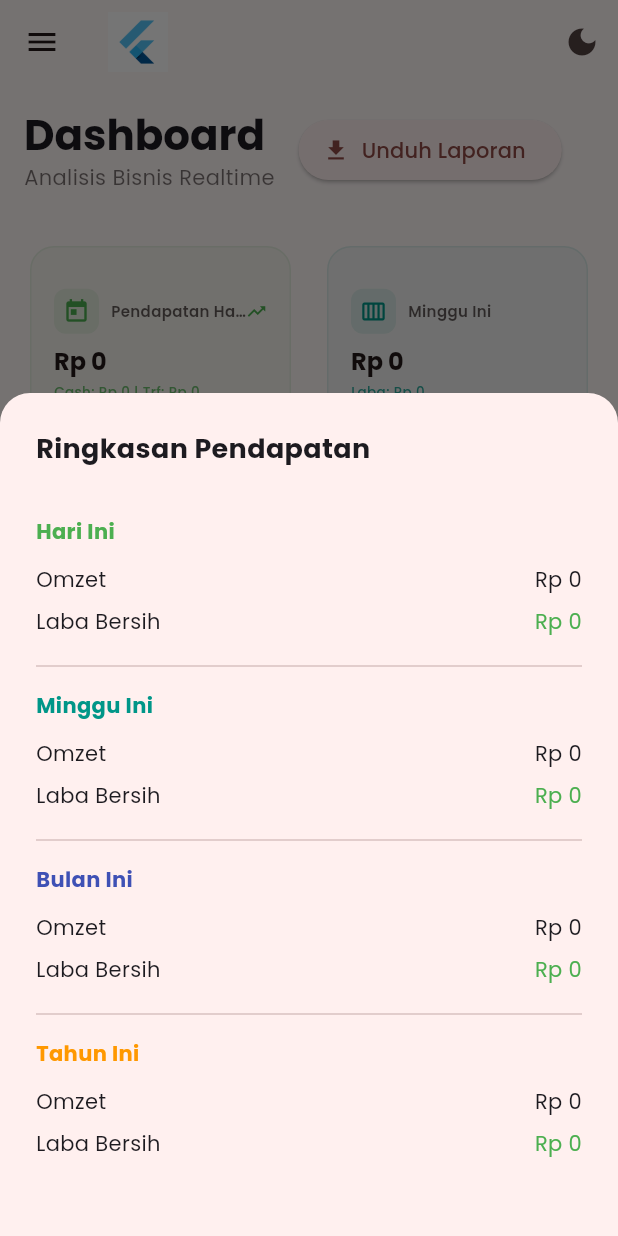
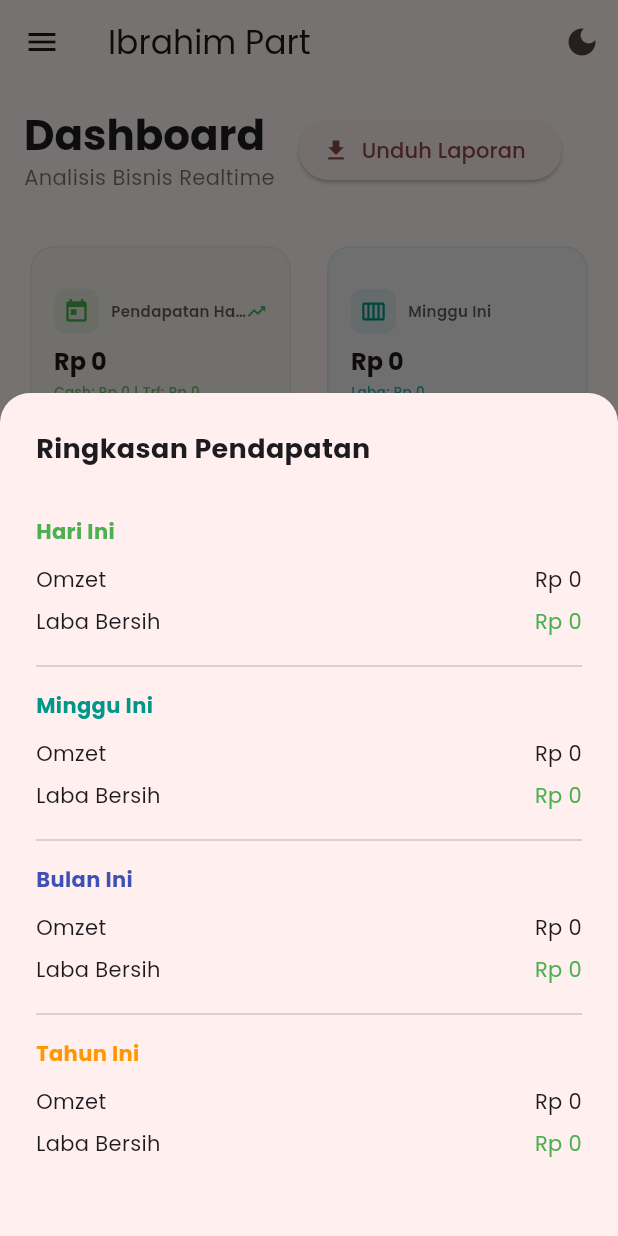
Before and after one commit to mountalgoid/kasirmotor, a Flutter app: the screen it shows after launch, after a tap on "Pendapatan Hari Ini", on a phone screen of 412 x 824 dp. Run offline on Flutter 3.47's test engine with Material 3 defaults, Android fonts, the phone set to English and light mode, and no system bars; our stand-ins replace fl_chart, google_fonts, image_picker, pdf, printing, shared_preferences; accounts and stored records are empty.

Commit message:
fix: revert branding to "Ibrahim Part" and enhance dashboard analytics
- Reverted all "Bengkel Pro" text branding to "Ibrahim Part".
- Replaced the default/incorrect logo with themed motorcycle icons across all branding surfaces (Splash, Sidebar, AppBar).
- Updated Dashboard cards with real-time net profit (Laba Bersih) metrics for Week, Month, and Year.
- Enhanced Dashboard "Pendapatan Hari Ini" with Cash vs. Transfer breakdowns.
- Fixed mobile responsiveness for data tables and updated widget tests.

Co-authored-by: mountalgoid <255327229+mountalgoid@users.noreply.github.com>

```diff
--- a/lib/main.dart
+++ b/lib/main.dart
@@ -24,7 +24,7 @@ class BengkelProApp extends StatelessWidget {
       child: Consumer<ThemeProvider>(
         builder: (context, themeProvider, child) {
           return MaterialApp(
-            title: 'Bengkel Pro',
+            title: 'Ibrahim Part',
             debugShowCheckedModeBanner: false,
             themeMode: themeProvider.themeMode,
             theme: ThemeData(
--- a/lib/pages/cashier_page.dart
+++ b/lib/pages/cashier_page.dart
@@ -44,7 +44,7 @@ class _CashierPageState extends State<CashierPage> {
 
     return Scaffold(
       appBar: AppBar(
-        title: Text(isMobile ? 'Kasir' : 'Sistem Kasir'),
+        title: Text(isMobile ? 'Kasir' : 'Kasir Ibrahim Part'),
         actions: [
           IconButton(
             icon: const Icon(Icons.person_add_alt_1),
--- a/lib/pages/inventory_page.dart
+++ b/lib/pages/inventory_page.dart
@@ -37,7 +37,7 @@ class _InventoryPageState extends State<InventoryPage> {
 
     return Scaffold(
       appBar: AppBar(
-        title: const Text('Manajemen Stok'),
+        title: const Text('Manajemen Stok Ibrahim Part'),
         actions: [
           Padding(
             padding: const EdgeInsets.only(right: 16.0),
--- a/lib/pages/service_management_page.dart
+++ b/lib/pages/service_management_page.dart
@@ -26,7 +26,7 @@ class _ServiceManagementPageState extends State<ServiceManagementPage> {
 
     return Scaffold(
       appBar: AppBar(
-        title: const Text('Layanan Jasa'),
+        title: const Text('Jasa Servis Ibrahim Part'),
         actions: [
           Padding(
             padding: const EdgeInsets.only(right: 16.0),
--- a/lib/pages/splash_screen.dart
+++ b/lib/pages/splash_screen.dart
@@ -77,16 +77,15 @@ class _SplashScreenState extends State<SplashScreen> with SingleTickerProviderSt
                           ),
                         ],
                       ),
-                      child: Image.asset(
-                        'assets/images/logo.png',
-                        width: 100,
-                        height: 100,
-                        fit: BoxFit.contain,
+                      child: const Icon(
+                        Icons.motorcycle,
+                        size: 100,
+                        color: Colors.redAccent,
                       ),
                     ),
                     const SizedBox(height: 32),
                     Text(
-                      'Bengkel Pro',
+                      'Ibrahim Part',
                       style: GoogleFonts.poppins(
                         fontSize: 32,
                         fontWeight: FontWeight.bold,
--- a/lib/providers/settings_provider.dart
+++ b/lib/providers/settings_provider.dart
@@ -1,14 +1,14 @@
 import 'package:flutter/foundation.dart';
 
 class SettingsProvider with ChangeNotifier {
-  String _workshopName = 'Bengkel Motor Pro';
+  String _workshopName = 'Ibrahim Part';
   String _workshopAddress = 'Jl. Raya Motor No. 123';
   String _workshopPhone = '0812-3456-7890';
   String _qrisImageUrl = '';
   String? _qrisLocalPath;
   String _bankName = 'BCA';
   String _bankAccountNumber = '1234567890';
-  String _bankAccountName = 'Bengkel Pro';
+  String _bankAccountName = 'Ibrahim Part';
 
   String get workshopName => _workshopName;
   String get workshopAddress => _workshopAddress;
--- a/lib/widgets/responsive_wrapper.dart
+++ b/lib/widgets/responsive_wrapper.dart
@@ -39,7 +39,7 @@ class _ResponsiveWrapperState extends State<ResponsiveWrapper> {
     return Scaffold(
       appBar: isMobile
           ? AppBar(
-              title: Image.asset('assets/images/logo.png', height: 40),
+              title: const Text('Ibrahim Part'),
               actions: [
                 IconButton(
                   icon: Icon(themeProvider.themeMode == ThemeMode.light ? Icons.dark_mode : Icons.light_mode),
@@ -61,14 +61,14 @@ class _ResponsiveWrapperState extends State<ResponsiveWrapper> {
                         CircleAvatar(
                           radius: 30,
                           backgroundColor: Theme.of(context).colorScheme.onPrimary,
-                          child: Padding(
+                          child: const Padding(
                             padding: const EdgeInsets.all(8),
-                            child: Image.asset('assets/images/logo.png'),
+                            child: Icon(Icons.motorcycle, color: Colors.redAccent, size: 30),
                           ),
                         ),
                         const SizedBox(height: 12),
                         Text(
-                          'Bengkel Pro',
+                          'Ibrahim Part',
                           style: TextStyle(color: Theme.of(context).colorScheme.onPrimary, fontSize: 18, fontWeight: FontWeight.bold)
                         ),
                       ],
@@ -94,9 +94,9 @@ class _ResponsiveWrapperState extends State<ResponsiveWrapper> {
                 padding: const EdgeInsets.symmetric(vertical: 24),
                 child: CircleAvatar(
                   backgroundColor: Theme.of(context).colorScheme.primary,
-                  child: Padding(
+                  child: const Padding(
                     padding: const EdgeInsets.all(6),
-                    child: Image.asset('assets/images/logo.png'),
+                    child: Icon(Icons.motorcycle, color: Colors.white),
                   ),
                 ),
               ),
```
Also changed, not shown: 2 other files.
